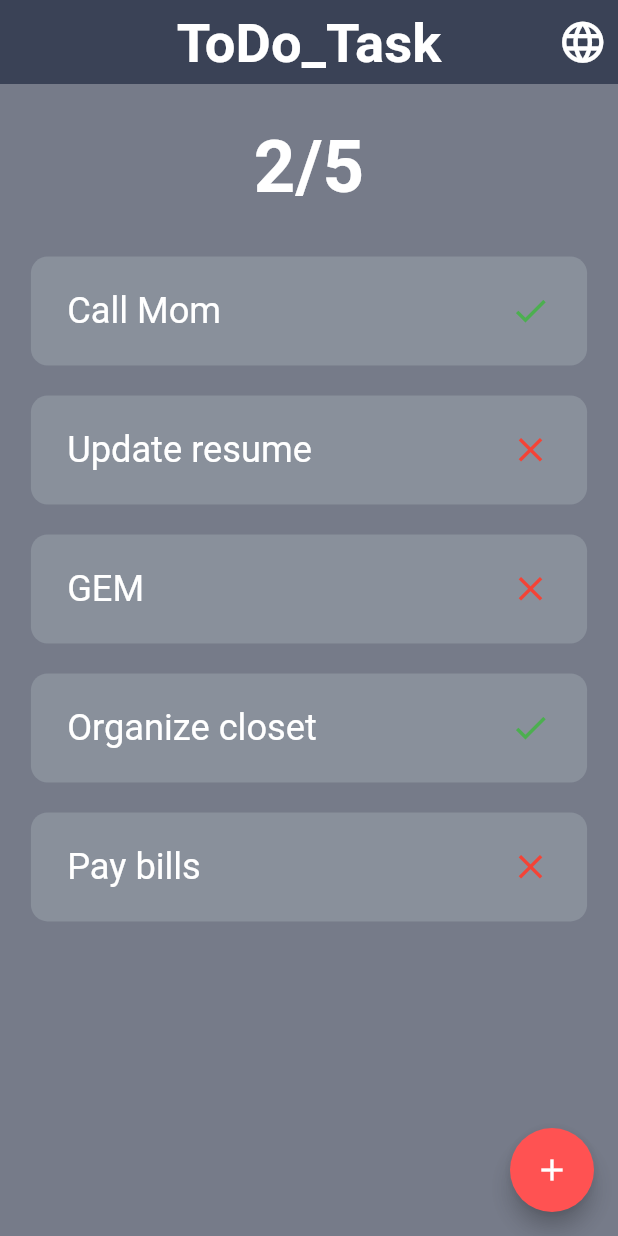
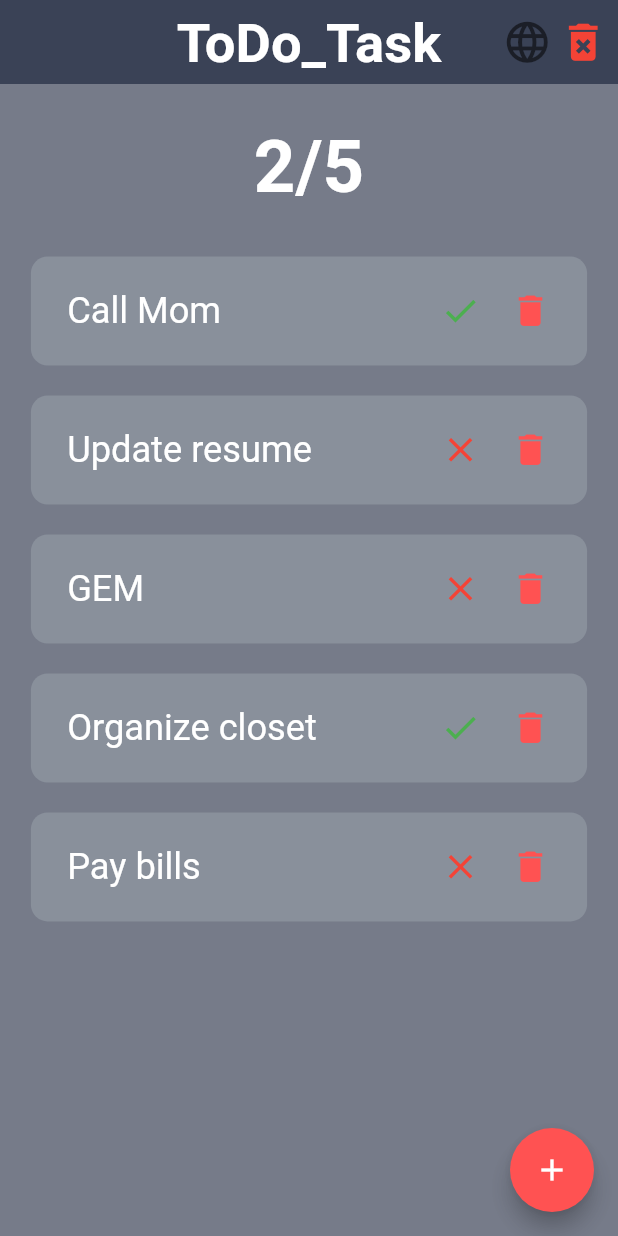
Before and after one commit to alaaRashed2001/ToDo_App, a Flutter app: the screen it shows after launch, on a phone screen of 412 x 824 dp. Run offline on Flutter 3.47's test engine with Material 2 defaults, Android fonts, the phone set to English and light mode, and no system bars; our stand-ins replace flutter_screenutil, shared_preferences; generated files the repository leaves out were written again.

Commit message:
Delete One Task on click

```diff
--- a/lib/Views/Screens/todo_app.dart
+++ b/lib/Views/Screens/todo_app.dart
@@ -40,6 +40,12 @@ class _ToDoAppState extends State<ToDoApp> {
     });
   }
 
+  deleteAnyTasks(int taskIndex) {
+    setState(() {
+      allTasks.remove(allTasks[taskIndex]);
+    });
+  }
+
   int calculateCompletedTasks() {
     int completedTasks = 0;
 
@@ -51,11 +57,13 @@ class _ToDoAppState extends State<ToDoApp> {
 
     return completedTasks;
   }
-changeStatus (int taskStatus){
+
+  changeStatus(int taskStatus) {
     setState(() {
       allTasks[taskStatus]!.status = !allTasks[taskStatus]!.status;
     });
   }
+
   @override
   Widget build(BuildContext context) {
     return Scaffold(
@@ -73,15 +81,33 @@ changeStatus (int taskStatus){
         ),
         centerTitle: true,
         actions: [
-          IconButton(
-              onPressed: () async {
+          InkWell(
+            onTap: () async {
               await Provider.of<LangProviders>(context, listen: false)
                   .changeLanguage();
             },
-              icon: const Icon(
+            child: const Icon(
               Icons.language,
               size: 33,
-              ))
+              color: Colors.black54,
+            ),
+          ),
+          SizedBox(
+            width: 4.w,
+          ),
+          InkWell(
+            onTap: () {
+              ///
+            },
+            child: const Icon(
+              Icons.delete_forever,
+              size: 33,
+              color: Colors.red,
+            ),
+          ),
+          SizedBox(
+            width: 6.w,
+          ),
         ],
       ),
       body: SizedBox(
@@ -114,7 +140,8 @@ changeStatus (int taskStatus){
                     title: allTasks[index].title,
                     isDone: allTasks[index].status,
                     changeStatus: changeStatus,
-                    indexStatus: index,
+                    indexTask: index,
+                    deleteTask: deleteAnyTasks,
                   ),
                 ),
               ),
--- a/lib/Views/Widgets/task_item.dart
+++ b/lib/Views/Widgets/task_item.dart
@@ -2,16 +2,24 @@ import 'package:flutter/material.dart';
 import 'package:flutter_screenutil/flutter_screenutil.dart';
 
 class OneTask extends StatelessWidget {
-  const OneTask({Key? key, required this.isDone, required this.title, required this.changeStatus, required this.indexStatus}) : super(key: key);
-  final bool isDone ;
+  const OneTask(
+      {Key? key,
+      required this.isDone,
+      required this.title,
+      required this.changeStatus,
+      required this.indexTask,
+      required this.deleteTask})
+      : super(key: key);
+  final bool isDone;
   final String title;
   final Function changeStatus;
-  final int indexStatus;
+  final int indexTask;
+  final Function deleteTask;
   @override
   Widget build(BuildContext context) {
     return InkWell(
-      onTap:(){
-        changeStatus(indexStatus);
+      onTap: () {
+        changeStatus(indexTask);
       },
       child: FractionallySizedBox(
         widthFactor: 0.9,
@@ -35,17 +43,28 @@ class OneTask extends StatelessWidget {
                   fontSize: 22.sp,
                 ),
               ),
-              isDone
-                  ? const Icon(
-                      Icons.check,
-                      color: Colors.green,
+              Row(
+                children: [
+                  Icon(
+                    isDone ? Icons.check : Icons.close,
+                    color: isDone ? Colors.green : Colors.red,
+                    size: 27,
+                  ),
+                  SizedBox(
+                    width: 18.w,
+                  ),
+                  InkWell(
+                    onTap: () {
+                      deleteTask(indexTask);
+                    },
+                    child: const Icon(
+                      Icons.delete,
                       size: 27,
-                    )
-                  : const Icon(
-                      Icons.close,
-                      color: Colors.red,
-                      size: 27,
+                      color: Colors.redAccent,
                     ),
+                  )
+                ],
+              ),
             ],
           ),
         ),
```
Lines whose indentation alone changed are shown as unchanged.
